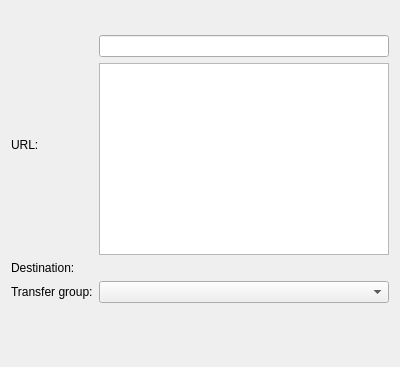
Old version of the form kget/ui/newtransferwidget.ui in the repository fluxer/kde-extraapps.
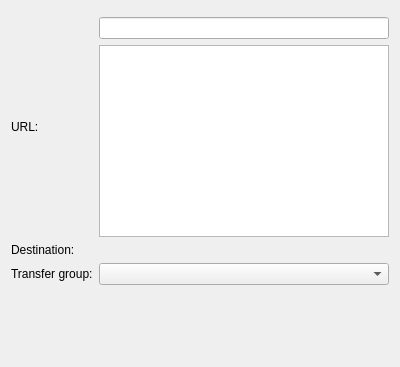
New version of the form. Custom widgets are drawn as their Qt base class.

Commit message:
kget: do not set layout for the error widget of new transfer dialog
it sets and updates its layout, fixes the error widget in general

The edit to the form file:
```diff
--- a/kget/ui/newtransferwidget.ui
+++ b/kget/ui/newtransferwidget.ui
@@ -13,7 +13,6 @@
   <layout class="QVBoxLayout" name="verticalLayout">
    <item>
     <widget class="KMessageWidget" name="errorWidget" native="true">
-     <layout class="QHBoxLayout" name="horizontalLayout"/>
     </widget>
    </item>
    <item>
```
